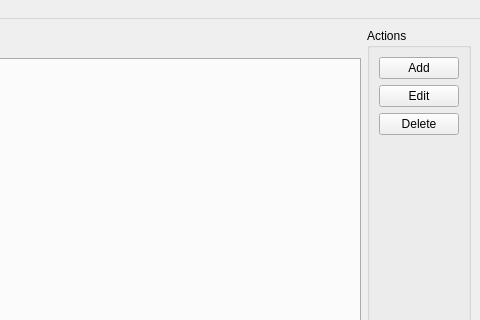
Above: mainwindow.ui from avi-gecko/cw-vesupplier before the change; both pictures show x 320 to 800 and y 0 to 320 of the 800 by 600 pixel window. Below: the same form after it.
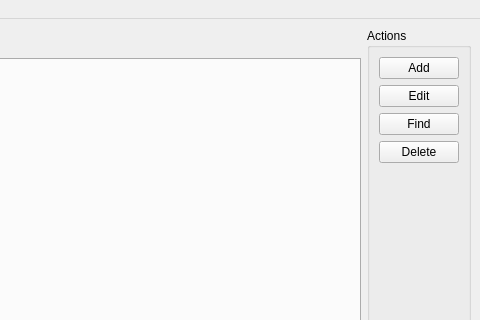
That is the form after the change.

The edit to the form file:
```diff
--- a/mainwindow.ui
+++ b/mainwindow.ui
@@ -63,6 +63,13 @@
          </property>
         </widget>
        </item>
+       <item>
+        <widget class="QPushButton" name="findButton">
+         <property name="text">
+          <string>Find</string>
+         </property>
+        </widget>
+       </item>
        <item>
         <widget class="QPushButton" name="deleteButton">
          <property name="text">
```
